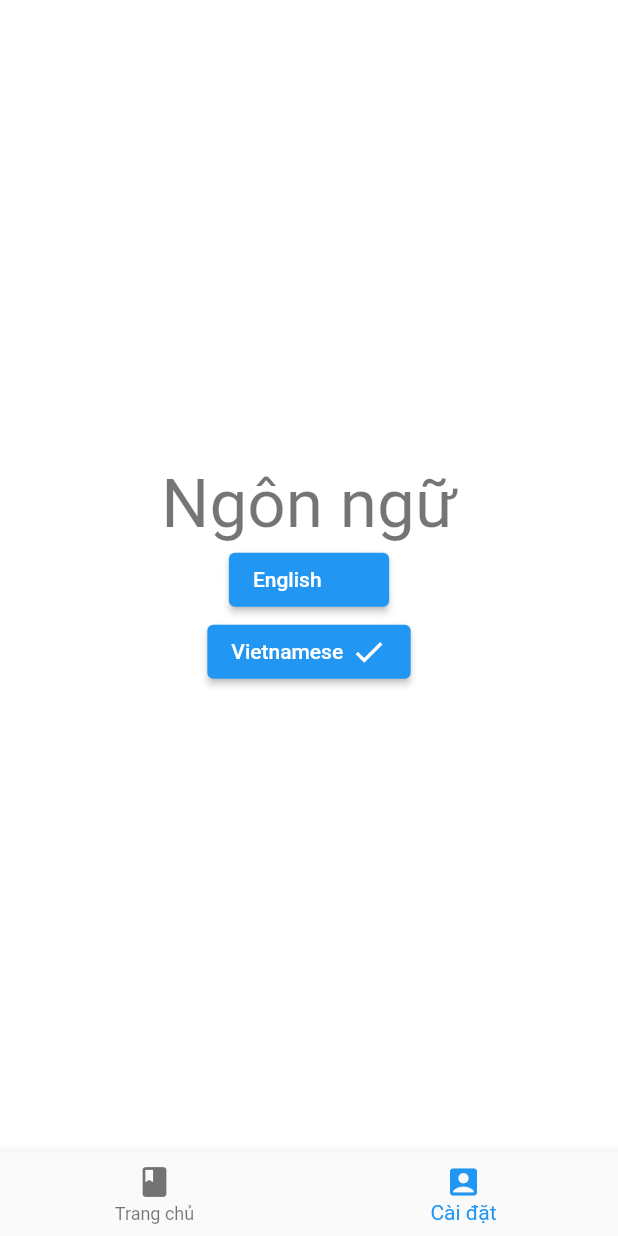
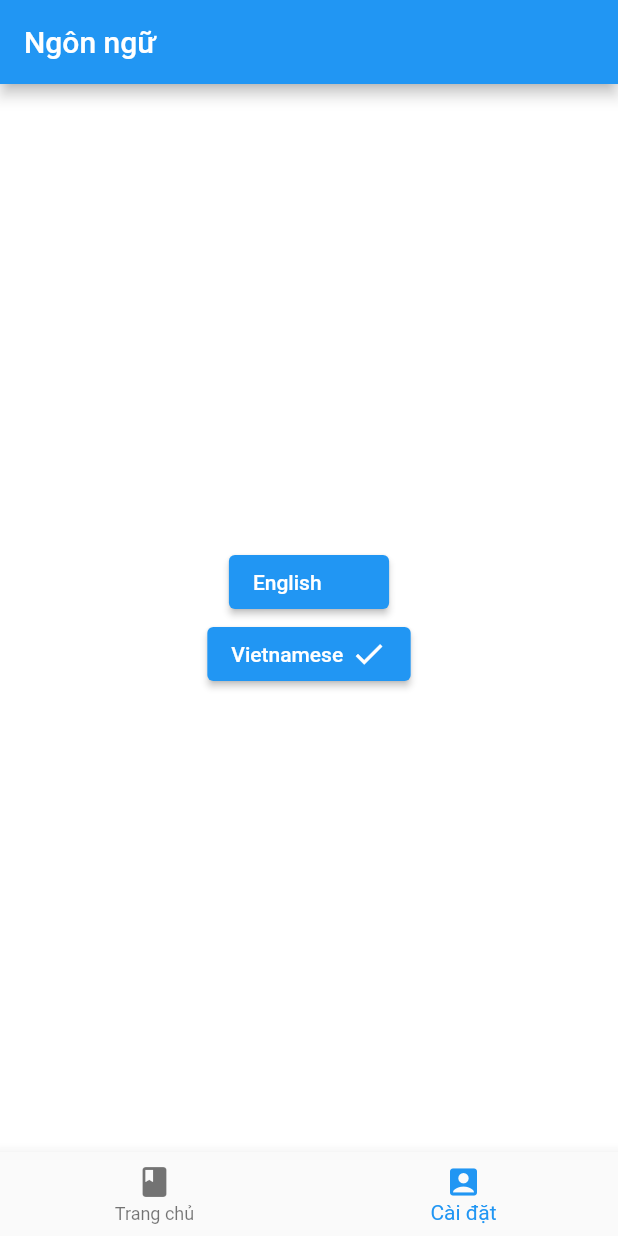
Before and after one commit to vnbrew/flutter_base, a Flutter app: the LanguagePage screen opened by its route, after a tap on "Vietnamese", on a phone screen of 412 x 824 dp. Run offline on Flutter 3.47's test engine with Material 2 defaults, Android fonts, the phone set to English and light mode, and no system bars; our stand-ins replace auto_route, flutter_bloc, freezed_annotation, get_it, injectable, shared_preferences; accounts and stored records are empty; generated files the repository leaves out were written again.

Commit message:
update animation transition and button UI

```diff
--- a/lib/ui/about/about_page.dart
+++ b/lib/ui/about/about_page.dart
@@ -8,6 +8,7 @@ class AboutPage extends StatelessWidget {
   Widget build(BuildContext context) {
     return Scaffold(
       backgroundColor: Theme.of(context).backgroundColor,
+      appBar: AppBar(title: Text(context.loc.about)),
       body: Center(
         child: Padding(
           padding: const EdgeInsets.all(8.0),
--- a/lib/ui/download/download_page.dart
+++ b/lib/ui/download/download_page.dart
@@ -8,6 +8,7 @@ class DownloadPage extends StatelessWidget {
   Widget build(BuildContext context) {
     return Scaffold(
       backgroundColor: Theme.of(context).backgroundColor,
+      appBar: AppBar(title: Text(context.loc.download)),
       body: Center(
         child: Padding(
           padding: const EdgeInsets.all(8.0),
--- a/lib/ui/home/home_page.dart
+++ b/lib/ui/home/home_page.dart
@@ -16,14 +16,7 @@ class HomePage extends StatelessWidget {
           child: Column(
             mainAxisAlignment: MainAxisAlignment.center,
             children: [
-              Text(
-                context.loc.home,
-                style: Theme.of(context).textTheme.headline3,
-              ),
-              const SizedBox(
-                height: 10,
-              ),
-              TextButton(
+              ElevatedButton(
                 onPressed: () {
                   AutoRouter.of(context).push(const DetailRoute());
                 },
@@ -32,7 +25,7 @@ class HomePage extends StatelessWidget {
               const SizedBox(
                 height: 10,
               ),
-              TextButton(
+              ElevatedButton(
                 onPressed: () {
                   AutoRouter.of(context).push(const DownloadRoute());
                 },
--- a/lib/ui/language/language_page.dart
+++ b/lib/ui/language/language_page.dart
@@ -18,16 +18,13 @@ class LanguagePage extends StatelessWidget {
     final currentLanguageCode = prefs.getLanguageCode();
     return Scaffold(
       backgroundColor: Theme.of(context).backgroundColor,
+      appBar: AppBar(title: Text(context.loc.languege)),
       body: Center(
         child: Padding(
           padding: const EdgeInsets.all(8.0),
           child: Column(
             mainAxisAlignment: MainAxisAlignment.center,
             children: [
-              Text(
-                context.loc.languege,
-                style: Theme.of(context).textTheme.headline3,
-              ),
               ElevatedButton(
                 onPressed: () {
                   if(currentLanguageCode != LanguageCode.en) {
--- a/lib/ui/login/login_page.dart
+++ b/lib/ui/login/login_page.dart
@@ -8,6 +8,7 @@ class LoginPage extends StatelessWidget {
   Widget build(BuildContext context) {
     return Scaffold(
       backgroundColor: Theme.of(context).backgroundColor,
+      appBar: AppBar(title: Text(context.loc.login),),
       body: Center(
         child: Padding(
           padding: const EdgeInsets.all(8.0),
--- a/lib/ui/setting/setting_page.dart
+++ b/lib/ui/setting/setting_page.dart
@@ -17,14 +17,7 @@ class SettigPage extends StatelessWidget {
           child: Column(
             mainAxisAlignment: MainAxisAlignment.center,
             children: [
-              Text(
-                context.loc.setting,
-                style: Theme.of(context).textTheme.headline3,
-              ),
-              const SizedBox(
-                height: 10,
-              ),
-              TextButton(
+              ElevatedButton(
                 onPressed: () {
                   AutoRouter.of(context).push(const AboutRoute());
                 },
@@ -33,7 +26,7 @@ class SettigPage extends StatelessWidget {
               const SizedBox(
                 height: 10,
               ),
-              TextButton(
+              ElevatedButton(
                 onPressed: () {
                   AutoRouter.of(context).push(const LoginRoute());
                 },
@@ -42,7 +35,7 @@ class SettigPage extends StatelessWidget {
               const SizedBox(
                 height: 10,
               ),
-              TextButton(
+              ElevatedButton(
                 onPressed: () {
                   AutoRouter.of(context).push(const LanguageRoute());
                 },
@@ -51,7 +44,7 @@ class SettigPage extends StatelessWidget {
               const SizedBox(
                 height: 10,
               ),
-              TextButton(
+              ElevatedButton(
                 onPressed: () {
                   AutoRouter.of(context).push(const ThemeRoute());
                 },
--- a/lib/ui/theme/theme_page.dart
+++ b/lib/ui/theme/theme_page.dart
@@ -16,16 +16,13 @@ class ThemePage extends StatelessWidget {
     final isDarkMode = prefs.isDarkMode();
     return Scaffold(
       backgroundColor: Theme.of(context).backgroundColor,
+      appBar: AppBar(title: Text(context.loc.theme)),
       body: Center(
         child: Padding(
           padding: const EdgeInsets.all(8.0),
           child: Column(
             mainAxisAlignment: MainAxisAlignment.center,
             children: [
-              Text(
-                context.loc.theme,
-                style: Theme.of(context).textTheme.headline3,
-              ),
               ElevatedButton(
                 onPressed: () {
                   if(isDarkMode) {
```
Also changed, not shown: lib/navigation/app_router.dart (+12 -39 lines), lib/ui/detail/detail_page.dart (+2 -8 lines).
